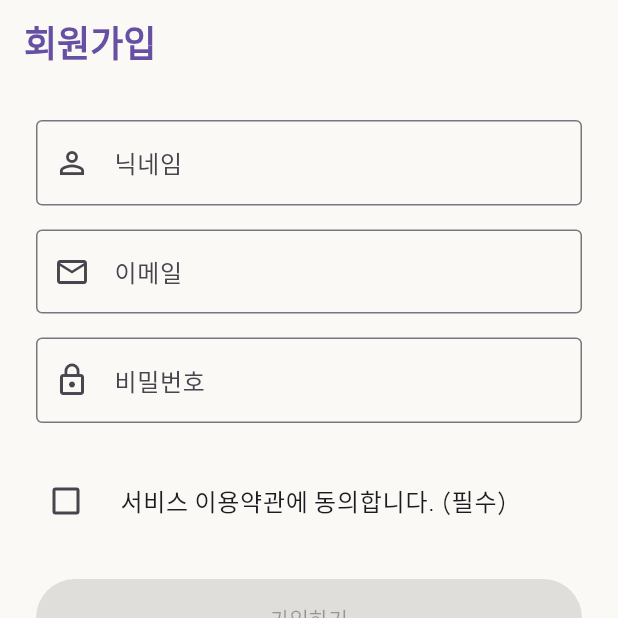
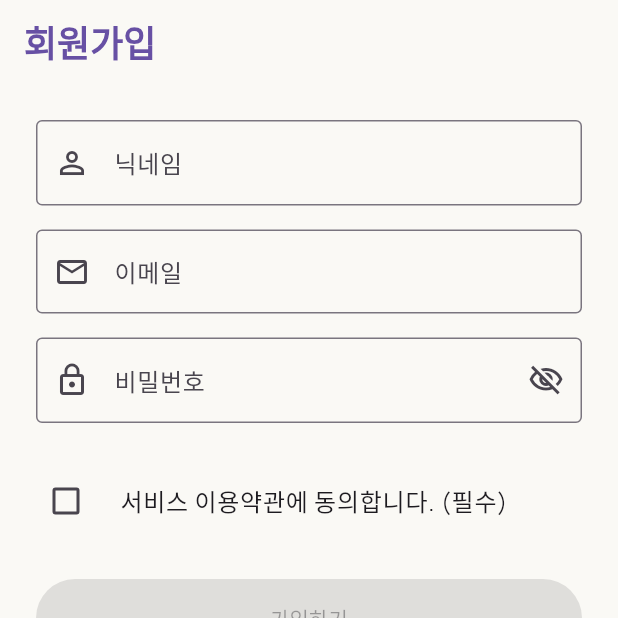
Before and after one commit to seoktae-lee/movielog, a Flutter app: the screen it shows after launch, on a phone screen of 412 x 824 dp, the top half of it. Run offline on Flutter 3.47's test engine with Material 3 defaults, Android fonts, the phone set to English and light mode, and no system bars; our stand-ins replace flutter_svg.

Commit message:
feat: 비밀번호 표시·숨김 토글과 넓은 화면 레이아웃을 추가한다
- suffixIcon IconButton으로 obscureText 상태를 setState 토글
- LayoutBuilder constraints.maxWidth >= 700이면 Form 최대 너비 560, 상단 가운데 정렬
- iPad 넓은 화면 스크린샷 추가

```diff
--- a/lib/sign_up_screen.dart
+++ b/lib/sign_up_screen.dart
@@ -30,6 +30,9 @@ class _SignUpScreenState extends State<SignUpScreen> {
   final _passwordFocusNode = FocusNode();
 
   bool _agreedToTerms = false;
+
+  // 비밀번호 표시·숨김. obscureText도 결국 State의 bool 하나다.
+  bool _obscurePassword = true;
 
   @override
   void dispose() {
@@ -87,14 +90,17 @@ class _SignUpScreenState extends State<SignUpScreen> {
     FocusScope.of(context).unfocus();
 
     ScaffoldMessenger.of(context).showSnackBar(
-      SnackBar(content: Text('${_nicknameController.text.trim()}님, 가입을 환영합니다!')),
+      SnackBar(
+        content: Text('${_nicknameController.text.trim()}님, 가입을 환영합니다!'),
+      ),
     );
   }
 
   @override
   Widget build(BuildContext context) {
     // 버튼을 켤지 정하는 느슨한 조건. 최종 검증은 _submit()의 validate()가 담당한다.
-    final canSubmit = _nicknameController.text.trim().length >= 2 &&
+    final canSubmit =
+        _nicknameController.text.trim().length >= 2 &&
         _emailController.text.contains('@') &&
         _passwordController.text.length >= 8 &&
         _agreedToTerms;
@@ -102,10 +108,23 @@ class _SignUpScreenState extends State<SignUpScreen> {
     return Scaffold(
       appBar: const CommonAppBar(title: '회원가입'),
       body: SafeArea(
+        // MediaQuery(창 전체)가 아니라 부모가 실제로 준 너비로 분기한다.
+        child: LayoutBuilder(
+          builder: (context, constraints) {
+            final maxFormWidth = constraints.maxWidth >= 700
+                ? 560.0
+                : double.infinity;
+
+            // 가로만 가운데 정렬한다. Center를 쓰면 세로도 가운데로 가서 위가 비어 보인다.
+            return Align(
+              alignment: Alignment.topCenter,
+              child: ConstrainedBox(
+                constraints: BoxConstraints(maxWidth: maxFormWidth),
                 child: SingleChildScrollView(
                   padding: const EdgeInsets.all(24),
                   // 드래그로 스크롤하면 키보드를 닫는다.
-          keyboardDismissBehavior: ScrollViewKeyboardDismissBehavior.onDrag,
+                  keyboardDismissBehavior:
+                      ScrollViewKeyboardDismissBehavior.onDrag,
                   child: Form(
                     key: _formKey,
                     child: Column(
@@ -119,7 +138,8 @@ class _SignUpScreenState extends State<SignUpScreen> {
                           validator: _validateNickname,
                           // 버튼 활성화 조건이 최신 입력값을 읽도록 화면을 다시 그린다.
                           onChanged: (_) => setState(() {}),
-                  onFieldSubmitted: (_) => _emailFocusNode.requestFocus(),
+                          onFieldSubmitted: (_) =>
+                              _emailFocusNode.requestFocus(),
                         ),
                         const SizedBox(height: 16),
                         MovieLogTextFormField(
@@ -131,7 +151,8 @@ class _SignUpScreenState extends State<SignUpScreen> {
                           keyboardType: TextInputType.emailAddress,
                           validator: _validateEmail,
                           onChanged: (_) => setState(() {}),
-                  onFieldSubmitted: (_) => _passwordFocusNode.requestFocus(),
+                          onFieldSubmitted: (_) =>
+                              _passwordFocusNode.requestFocus(),
                         ),
                         const SizedBox(height: 16),
                         MovieLogTextFormField(
@@ -140,12 +161,26 @@ class _SignUpScreenState extends State<SignUpScreen> {
                           labelText: '비밀번호',
                           hintText: '8자 이상 입력',
                           prefixIcon: Icons.lock_outline,
-                  obscureText: true,
+                          obscureText: _obscurePassword,
+                          suffixIcon: IconButton(
+                            icon: Icon(
+                              _obscurePassword
+                                  ? Icons.visibility_off_outlined
+                                  : Icons.visibility_outlined,
+                            ),
+                            tooltip: _obscurePassword ? '비밀번호 표시' : '비밀번호 숨김',
+                            onPressed: () {
+                              setState(() {
+                                _obscurePassword = !_obscurePassword;
+                              });
+                            },
+                          ),
                           // 마지막 필드이므로 완료 버튼으로 키보드를 닫는다.
                           textInputAction: TextInputAction.done,
                           validator: _validatePassword,
                           onChanged: (_) => setState(() {}),
-                  onFieldSubmitted: (_) => FocusScope.of(context).unfocus(),
+                          onFieldSubmitted: (_) =>
+                              FocusScope.of(context).unfocus(),
                         ),
                         const SizedBox(height: 24),
                         TermsCheckbox(
@@ -166,5 +201,9 @@ class _SignUpScreenState extends State<SignUpScreen> {
                 ),
               ),
             );
+          },
+        ),
+      ),
+    );
   }
 }
--- a/lib/widgets/movie_log_text_form_field.dart
+++ b/lib/widgets/movie_log_text_form_field.dart
@@ -18,6 +18,7 @@ class MovieLogTextFormField extends StatelessWidget {
     this.keyboardType,
     this.textInputAction = TextInputAction.next,
     this.obscureText = false,
+    this.suffixIcon,
   });
 
   final TextEditingController controller;
@@ -32,6 +33,9 @@ class MovieLogTextFormField extends StatelessWidget {
   final TextInputAction textInputAction;
   final bool obscureText;
 
+  /// 비밀번호 표시·숨김 버튼처럼 입력창 오른쪽에 놓을 Widget.
+  final Widget? suffixIcon;
+
   @override
   Widget build(BuildContext context) {
     return TextFormField(
@@ -41,6 +45,7 @@ class MovieLogTextFormField extends StatelessWidget {
         labelText: labelText,
         hintText: hintText,
         prefixIcon: Icon(prefixIcon),
+        suffixIcon: suffixIcon,
         border: const OutlineInputBorder(),
       ),
       keyboardType: keyboardType,
```
Also changed, not shown: docs/week2-05-wide.png (added). Lines whose indentation alone changed are shown as unchanged.
